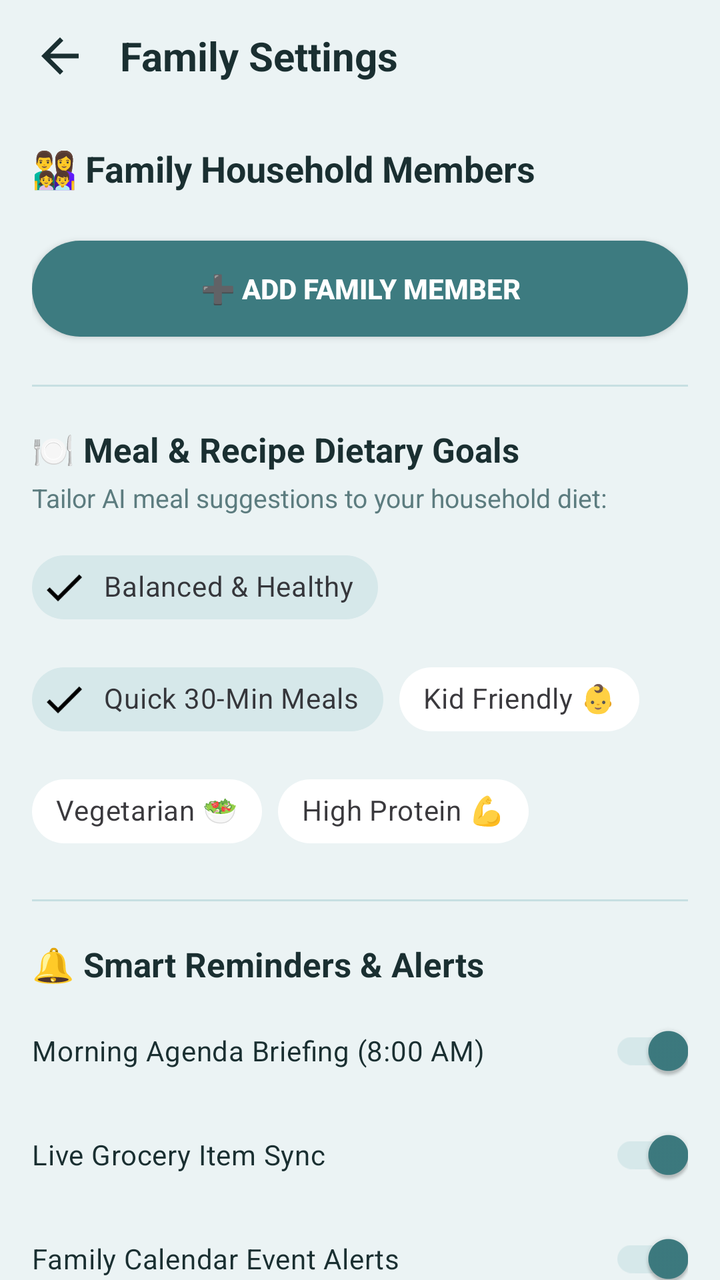
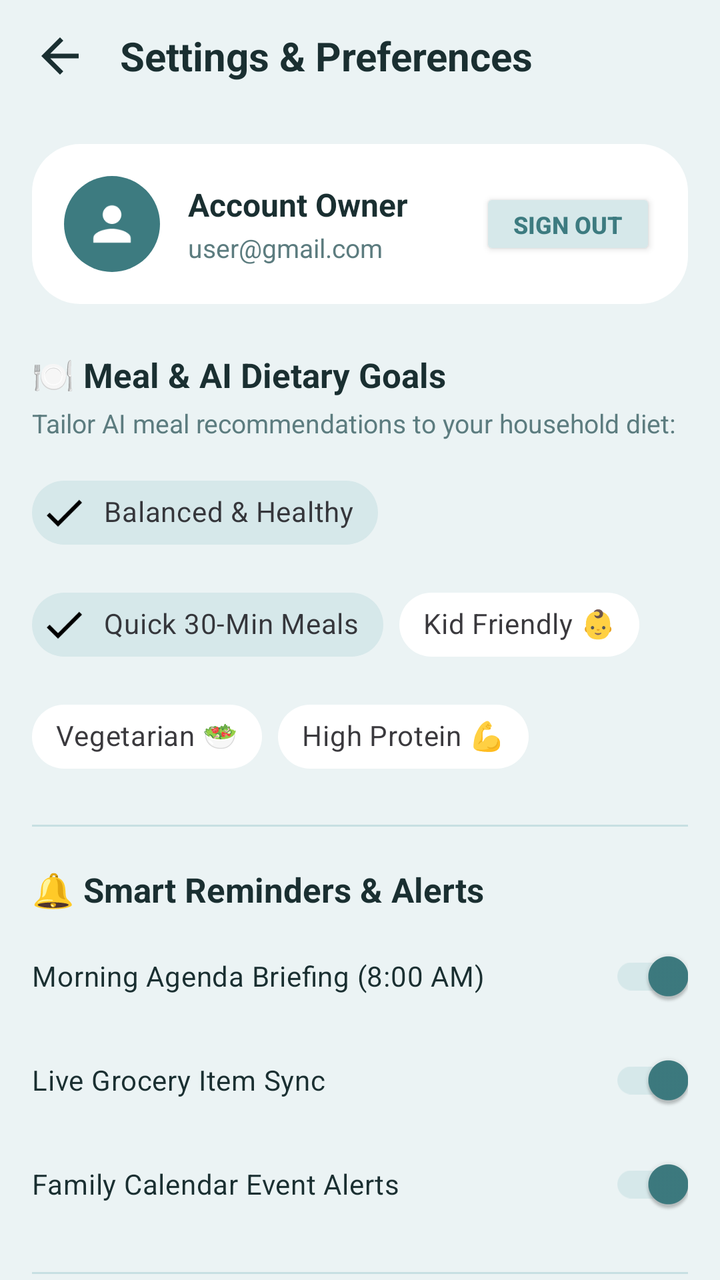

Compare the two renders of this Android layout. The source of the first and the diff that turns it into the second are given below.
<!-- AndroidManifest.xml: application theme Theme.FamilyAIPlanner -->
<!-- res/layout/fragment_settings.xml -->
<?xml version="1.0" encoding="utf-8"?>
<androidx.constraintlayout.widget.ConstraintLayout 
    xmlns:android="http://schemas.android.com/apk/res/android"
    xmlns:app="http://schemas.android.com/apk/res-auto"
    android:layout_width="match_parent"
    android:layout_height="match_parent"
    android:background="@color/bgMint">

    
    <LinearLayout
        android:id="@+id/settingsTopBar"
        android:layout_width="0dp"
        android:layout_height="56dp"
        android:gravity="center_vertical"
        android:orientation="horizontal"
        android:paddingStart="16dp"
        android:paddingEnd="16dp"
        app:layout_constraintEnd_toEndOf="parent"
        app:layout_constraintStart_toStartOf="parent"
        app:layout_constraintTop_toTopOf="parent">

        <ImageView
            android:id="@+id/btnSettingsBack"
            android:layout_width="28dp"
            android:layout_height="28dp"
            android:contentDescription="Back"
            android:src="@drawable/ic_back" />

        <TextView
            android:layout_width="0dp"
            android:layout_height="wrap_content"
            android:layout_marginStart="16dp"
            android:layout_weight="1"
            android:text="Family Settings"
            android:textColor="@color/textPrimary"
            android:textSize="20sp"
            android:textStyle="bold" />
    </LinearLayout>

    <androidx.core.widget.NestedScrollView
        android:layout_width="0dp"
        android:layout_height="0dp"
        android:fillViewport="true"
        app:layout_constraintBottom_toBottomOf="parent"
        app:layout_constraintEnd_toEndOf="parent"
        app:layout_constraintStart_toStartOf="parent"
        app:layout_constraintTop_toBottomOf="@id/settingsTopBar">

        <LinearLayout
            android:layout_width="match_parent"
            android:layout_height="wrap_content"
            android:orientation="vertical"
            android:padding="16dp">

            
            <TextView
                android:layout_width="wrap_content"
                android:layout_height="wrap_content"
                android:layout_marginBottom="12dp"
                android:text="👨‍👩‍👧‍👦 Family Household Members"
                android:textColor="@color/textPrimary"
                android:textSize="18sp"
                android:textStyle="bold" />

            <androidx.recyclerview.widget.RecyclerView
                android:id="@+id/membersRecyclerView"
                android:layout_width="match_parent"
                android:layout_height="wrap_content"
                android:nestedScrollingEnabled="false" />

            <Button
                android:id="@+id/btnAddMember"
                android:layout_width="match_parent"
                android:layout_height="48dp"
                android:layout_marginTop="12dp"
                android:background="@drawable/btn_teal_rounded"
                android:text="➕ Add Family Member"
                android:textColor="@color/textWhite"
                android:textSize="14sp"
                android:textStyle="bold"
                app:backgroundTint="@null" />

            
            <View
                android:layout_width="match_parent"
                android:layout_height="1dp"
                android:layout_marginTop="24dp"
                android:layout_marginBottom="20dp"
                android:background="@color/borderSoft" />

            
            <TextView
                android:layout_width="wrap_content"
                android:layout_height="wrap_content"
                android:text="🍽️ Meal &amp; Recipe Dietary Goals"
                android:textColor="@color/textPrimary"
                android:textSize="17sp"
                android:textStyle="bold" />

            <TextView
                android:layout_width="wrap_content"
                android:layout_height="wrap_content"
                android:layout_marginTop="4dp"
                android:layout_marginBottom="12dp"
                android:text="Tailor AI meal suggestions to your household diet:"
                android:textColor="@color/textSecondary"
                android:textSize="13sp" />

            <com.google.android.material.chip.ChipGroup
                android:id="@+id/chipGroupDiet"
                android:layout_width="match_parent"
                android:layout_height="wrap_content"
                app:chipSpacingHorizontal="8dp">

                <com.google.android.material.chip.Chip
                    android:id="@+id/chipBalanced"
                    style="@style/Widget.MaterialComponents.Chip.Filter"
                    android:layout_width="wrap_content"
                    android:layout_height="wrap_content"
                    android:checked="true"
                    android:text="Balanced &amp; Healthy"
                    app:chipBackgroundColor="@color/tileTealLight"
                    app:chipStrokeColor="@color/primaryTeal" />

                <com.google.android.material.chip.Chip
                    android:id="@+id/chipQuick"
                    style="@style/Widget.MaterialComponents.Chip.Filter"
                    android:layout_width="wrap_content"
                    android:layout_height="wrap_content"
                    android:checked="true"
                    android:text="Quick 30-Min Meals"
                    app:chipBackgroundColor="@color/tileTealLight"
                    app:chipStrokeColor="@color/primaryTeal" />

                <com.google.android.material.chip.Chip
                    android:id="@+id/chipKidFriendly"
                    style="@style/Widget.MaterialComponents.Chip.Filter"
                    android:layout_width="wrap_content"
                    android:layout_height="wrap_content"
                    android:text="Kid Friendly 👶"
                    app:chipBackgroundColor="@color/surfaceWhite"
                    app:chipStrokeColor="@color/borderSoft" />

                <com.google.android.material.chip.Chip
                    android:id="@+id/chipVegetarian"
                    style="@style/Widget.MaterialComponents.Chip.Filter"
                    android:layout_width="wrap_content"
                    android:layout_height="wrap_content"
                    android:text="Vegetarian 🥗"
                    app:chipBackgroundColor="@color/surfaceWhite"
                    app:chipStrokeColor="@color/borderSoft" />

                <com.google.android.material.chip.Chip
                    android:id="@+id/chipHighProtein"
                    style="@style/Widget.MaterialComponents.Chip.Filter"
                    android:layout_width="wrap_content"
                    android:layout_height="wrap_content"
                    android:text="High Protein 💪"
                    app:chipBackgroundColor="@color/surfaceWhite"
                    app:chipStrokeColor="@color/borderSoft" />

            </com.google.android.material.chip.ChipGroup>

            
            <View
                android:layout_width="match_parent"
                android:layout_height="1dp"
                android:layout_marginTop="20dp"
                android:layout_marginBottom="20dp"
                android:background="@color/borderSoft" />

            
            <TextView
                android:layout_width="wrap_content"
                android:layout_height="wrap_content"
                android:text="🔔 Smart Reminders &amp; Alerts"
                android:textColor="@color/textPrimary"
                android:textSize="17sp"
                android:textStyle="bold" />

            <com.google.android.material.switchmaterial.SwitchMaterial
                android:id="@+id/switchMorningBriefing"
                android:layout_width="match_parent"
                android:layout_height="wrap_content"
                android:layout_marginTop="8dp"
                android:checked="true"
                android:text="Morning Agenda Briefing (8:00 AM)"
                android:textColor="@color/textPrimary"
                android:textSize="14sp"
                app:thumbTint="@color/primaryTeal"
                app:trackTint="@color/tileTealLight" />

            <com.google.android.material.switchmaterial.SwitchMaterial
                android:id="@+id/switchGroceryAlerts"
                android:layout_width="match_parent"
                android:layout_height="wrap_content"
                android:layout_marginTop="4dp"
                android:checked="true"
                android:text="Live Grocery Item Sync"
                android:textColor="@color/textPrimary"
                android:textSize="14sp"
                app:thumbTint="@color/primaryTeal"
                app:trackTint="@color/tileTealLight" />

            <com.google.android.material.switchmaterial.SwitchMaterial
                android:id="@+id/switchAppointmentReminders"
                android:layout_width="match_parent"
                android:layout_height="wrap_content"
                android:layout_marginTop="4dp"
                android:checked="true"
                android:text="Family Calendar Event Alerts"
                android:textColor="@color/textPrimary"
                android:textSize="14sp"
                app:thumbTint="@color/primaryTeal"
                app:trackTint="@color/tileTealLight" />

            
            <View
                android:layout_width="match_parent"
                android:layout_height="1dp"
                android:layout_marginTop="20dp"
                android:layout_marginBottom="20dp"
                android:background="@color/borderSoft" />

            
            <TextView
                android:layout_width="wrap_content"
                android:layout_height="wrap_content"
                android:text="🤖 Custom Gemini AI API Key (Optional)"
                android:textColor="@color/textPrimary"
                android:textSize="17sp"
                android:textStyle="bold" />

            <TextView
                android:layout_width="wrap_content"
                android:layout_height="wrap_content"
                android:layout_marginTop="4dp"
                android:layout_marginBottom="10dp"
                android:text="Enter a Google AI Studio API key for unlimited AI conversational features:"
                android:textColor="@color/textSecondary"
                android:textSize="13sp" />

            <LinearLayout
                android:layout_width="match_parent"
                android:layout_height="wrap_content"
                android:orientation="horizontal">

                <EditText
                    android:id="@+id/inputGeminiApiKey"
                    android:layout_width="0dp"
                    android:layout_height="46dp"
                    android:layout_weight="1"
                    android:background="@drawable/item_card_bg"
                    android:hint="AIzaSy..."
                    android:inputType="textPassword"
                    android:paddingStart="12dp"
                    android:paddingEnd="12dp"
                    android:textColor="@color/textPrimary"
                    android:textColorHint="@color/textMuted"
                    android:textSize="13sp" />

                <Button
                    android:id="@+id/btnSaveApiKey"
                    android:layout_width="wrap_content"
                    android:layout_height="46dp"
                    android:layout_marginStart="8dp"
                    android:background="@drawable/btn_teal_rounded"
                    android:text="Save"
                    android:textColor="@color/textWhite"
                    android:textSize="13sp"
                    app:backgroundTint="@null" />
            </LinearLayout>

            <View
                android:layout_width="match_parent"
                android:layout_height="32dp" />

        </LinearLayout>
    </androidx.core.widget.NestedScrollView>

</androidx.constraintlayout.widget.ConstraintLayout>
<!-- resources referenced by this layout -->
<resources>
  <color name="bgMint">#EBF3F4</color>
  <color name="borderSoft">#C7DFE2</color>
  <color name="primaryTeal">#3D7B80</color>
  <color name="surfaceWhite">#FFFFFF</color>
  <color name="textMuted">#88A7AA</color>
  <color name="textPrimary">#1A2F31</color>
  <color name="textSecondary">#5C7C7F</color>
  <color name="textWhite">#FFFFFF</color>
  <color name="tileTealLight">#D6E8EA</color>
  <!-- drawable btn_teal_rounded (drawable) -->
  <?xml version="1.0" encoding="utf-8"?>
  <shape xmlns:android="http://schemas.android.com/apk/res/android"
      android:shape="rectangle">
      <corners android:radius="24dp" />
      <solid android:color="@color/primaryTeal" />
  </shape>
  <!-- drawable ic_back (drawable) -->
  <vector xmlns:android="http://schemas.android.com/apk/res/android"
      android:width="24dp"
      android:height="24dp"
      android:viewportWidth="24"
      android:viewportHeight="24">
      <path
          android:fillColor="#1A2F31"
          android:pathData="M20,11H7.83l5.59,-5.59L12,4l-8,8 8,8 1.41,-1.41L7.83,13H20v-2z" />
  </vector>
  <!-- drawable item_card_bg (drawable) -->
  <?xml version="1.0" encoding="utf-8"?>
  <shape xmlns:android="http://schemas.android.com/apk/res/android"
      android:shape="rectangle">
      <corners android:radius="12dp" />
      <solid android:color="@color/surfaceWhite" />
      <stroke
          android:width="1dp"
          android:color="@color/borderSoft" />
  </shape>
  <style name="Theme.FamilyAIPlanner" parent="Theme.Material3.Light.NoActionBar">
          <item name="colorPrimary">@color/primaryTeal</item>
          <item name="colorPrimaryContainer">@color/tileTealLight</item>
          <item name="colorSecondary">@color/colorSecondary</item>
          <item name="android:statusBarColor">@color/primaryTeal</item>
          <item name="android:navigationBarColor">@color/surfaceWhite</item>
          <item name="android:windowBackground">@color/bgMint</item>
      </style>
  <color name="colorSecondary">#4A8B90</color>
</resources>

<!-- the commit's change to res/layout/fragment_settings.xml (unified diff, before → after) -->
@@ -31,7 +31,7 @@
             android:layout_height="wrap_content"
             android:layout_marginStart="16dp"
             android:layout_weight="1"
-            android:text="Family Settings"
+            android:text="Settings &amp; Preferences"
             android:textColor="@color/textPrimary"
             android:textSize="20sp"
             android:textStyle="bold" />
@@ -53,46 +53,66 @@
             android:padding="16dp">
 
             
-            <TextView
-                android:layout_width="wrap_content"
-                android:layout_height="wrap_content"
-                android:layout_marginBottom="12dp"
-                android:text="👨‍👩‍👧‍👦 Family Household Members"
-                android:textColor="@color/textPrimary"
-                android:textSize="18sp"
-                android:textStyle="bold" />
-
-            <androidx.recyclerview.widget.RecyclerView
-                android:id="@+id/membersRecyclerView"
-                android:layout_width="match_parent"
-                android:layout_height="wrap_content"
-                android:nestedScrollingEnabled="false" />
-
-            <Button
-                android:id="@+id/btnAddMember"
-                android:layout_width="match_parent"
-                android:layout_height="48dp"
-                android:layout_marginTop="12dp"
-                android:background="@drawable/btn_teal_rounded"
-                android:text="➕ Add Family Member"
-                android:textColor="@color/textWhite"
-                android:textSize="14sp"
-                android:textStyle="bold"
-                app:backgroundTint="@null" />
-
-            
-            <View
-                android:layout_width="match_parent"
-                android:layout_height="1dp"
+            <LinearLayout
+                android:layout_width="match_parent"
+                android:layout_height="wrap_content"
+                android:background="@drawable/card_rounded_white"
+                android:gravity="center_vertical"
+                android:orientation="horizontal"
+                android:padding="16dp">
+
+                <ImageView
+                    android:layout_width="48dp"
+                    android:layout_height="48dp"
+                    android:background="@drawable/tile_icon_circle"
+                    android:contentDescription="Profile avatar"
+                    android:padding="10dp"
+                    android:src="@drawable/ic_profile" />
+
+                <LinearLayout
+                    android:layout_width="0dp"
+                    android:layout_height="wrap_content"
+                    android:layout_marginStart="14dp"
+                    android:layout_weight="1"
+                    android:orientation="vertical">
+
+                    <TextView
+                        android:id="@+id/settingsUserName"
+                        android:layout_width="wrap_content"
+                        android:layout_height="wrap_content"
+                        android:text="Account Owner"
+                        android:textColor="@color/textPrimary"
+                        android:textSize="16sp"
+                        android:textStyle="bold" />
+
+                    <TextView
+                        android:id="@+id/settingsUserEmail"
+                        android:layout_width="wrap_content"
+                        android:layout_height="wrap_content"
+                        android:layout_marginTop="2dp"
+                        android:text="user@gmail.com"
+                        android:textColor="@color/textSecondary"
+                        android:textSize="13sp" />
+                </LinearLayout>
+
+                <Button
+                    android:id="@+id/btnSettingsSignOut"
+                    android:layout_width="wrap_content"
+                    android:layout_height="36dp"
+                    android:backgroundTint="@color/tileTealLight"
+                    android:text="Sign Out"
+                    android:textColor="@color/primaryTeal"
+                    android:textSize="12sp"
+                    android:textStyle="bold"
+                    app:cornerRadius="18dp" />
+            </LinearLayout>
+
+            
+            <TextView
+                android:layout_width="wrap_content"
+                android:layout_height="wrap_content"
                 android:layout_marginTop="24dp"
-                android:layout_marginBottom="20dp"
-                android:background="@color/borderSoft" />
-
-            
-            <TextView
-                android:layout_width="wrap_content"
-                android:layout_height="wrap_content"
-                android:text="🍽️ Meal &amp; Recipe Dietary Goals"
+                android:text="🍽️ Meal &amp; AI Dietary Goals"
                 android:textColor="@color/textPrimary"
                 android:textSize="17sp"
                 android:textStyle="bold" />
@@ -102,7 +122,7 @@
                 android:layout_height="wrap_content"
                 android:layout_marginTop="4dp"
                 android:layout_marginBottom="12dp"
-                android:text="Tailor AI meal suggestions to your household diet:"
+                android:text="Tailor AI meal recommendations to your household diet:"
                 android:textColor="@color/textSecondary"
                 android:textSize="13sp" />
 
<!-- resource entries referenced after the edit -->
@@ -16,6 +16,13 @@
       <corners android:radius="24dp" />
       <solid android:color="@color/primaryTeal" />
   </shape>
+  <!-- drawable card_rounded_white (drawable) -->
+  <?xml version="1.0" encoding="utf-8"?>
+  <shape xmlns:android="http://schemas.android.com/apk/res/android"
+      android:shape="rectangle">
+      <corners android:radius="24dp" />
+      <solid android:color="@color/surfaceWhite" />
+  </shape>
   <!-- drawable ic_back (drawable) -->
   <vector xmlns:android="http://schemas.android.com/apk/res/android"
       android:width="24dp"
@@ -26,6 +33,16 @@
           android:fillColor="#1A2F31"
           android:pathData="M20,11H7.83l5.59,-5.59L12,4l-8,8 8,8 1.41,-1.41L7.83,13H20v-2z" />
   </vector>
+  <!-- drawable ic_profile (drawable) -->
+  <vector xmlns:android="http://schemas.android.com/apk/res/android"
+      android:width="28dp"
+      android:height="28dp"
+      android:viewportWidth="24"
+      android:viewportHeight="24">
+      <path
+          android:fillColor="#FFFFFF"
+          android:pathData="M12,12c2.21,0 4,-1.79 4,-4s-1.79,-4 -4,-4 -4,1.79 -4,4 1.79,4 4,4zm0,2c-2.67,0 -8,1.34 -8,4v2h16v-2c0,-2.66 -5.33,-4 -8,-4z" />
+  </vector>
   <!-- drawable item_card_bg (drawable) -->
   <?xml version="1.0" encoding="utf-8"?>
   <shape xmlns:android="http://schemas.android.com/apk/res/android"
@@ -35,6 +52,12 @@
       <stroke
           android:width="1dp"
           android:color="@color/borderSoft" />
+  </shape>
+  <!-- drawable tile_icon_circle (drawable) -->
+  <?xml version="1.0" encoding="utf-8"?>
+  <shape xmlns:android="http://schemas.android.com/apk/res/android"
+      android:shape="oval">
+      <solid android:color="@color/primaryTeal" />
   </shape>
   <style name="Theme.FamilyAIPlanner" parent="Theme.Material3.Light.NoActionBar">
           <item name="colorPrimary">@color/primaryTeal</item>
